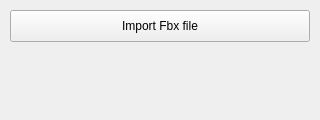
This is GUI/fbxImportPanel.ui in cordafab/Cagelab as Qt 5 draws it before an edit. The edited form follows.
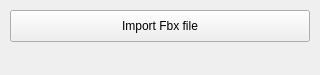
This is the edited form.

Diff of the .ui file:
```diff
--- a/GUI/fbxImportPanel.ui
+++ b/GUI/fbxImportPanel.ui
@@ -7,19 +7,19 @@
     <x>0</x>
     <y>0</y>
     <width>320</width>
-    <height>120</height>
+    <height>75</height>
    </rect>
   </property>
   <property name="minimumSize">
    <size>
     <width>320</width>
-    <height>120</height>
+    <height>75</height>
    </size>
   </property>
   <property name="maximumSize">
    <size>
     <width>320</width>
-    <height>120</height>
+    <height>75</height>
    </size>
   </property>
   <property name="sizeIncrement">
```
